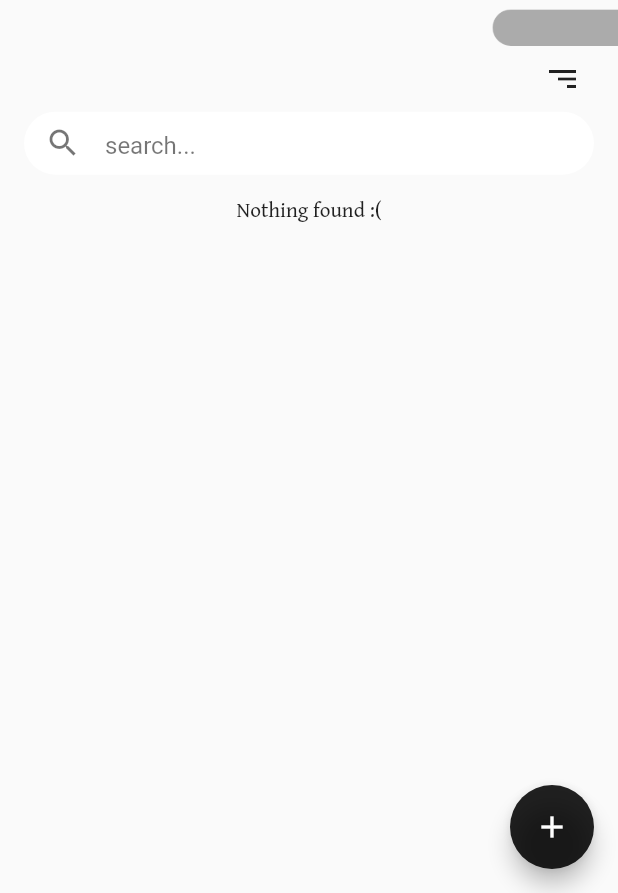
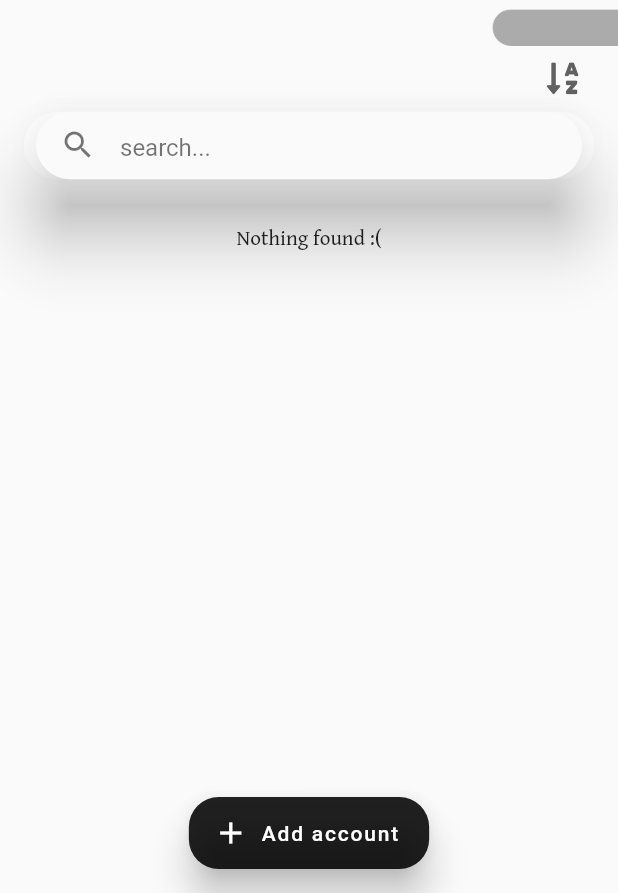
Before and after one commit to lorenzo-morelli/PassKeeper, a Flutter app: the Home screen opened directly, on a phone screen of 412 x 824 dp, the part 343-1236 px from its top. Run offline on Flutter 3.47's test engine with Material 2 defaults, Android fonts, the phone set to English and light mode, and no system bars; our stand-ins replace cloud_firestore, firebase_auth, firebase_core, flutter_colorpicker, font_awesome_flutter, google_sign_in and 1 more; missing offline and left inert: encrypt; accounts and stored records are empty.

Commit message:
new design

```diff
--- a/lib/services/database.dart
+++ b/lib/services/database.dart
@@ -83,8 +83,9 @@ class DatabaseService {
     }).toList();
 
     if (order) {
-      accounts.sort;
+      accounts.sort((a, b) => a.site.toUpperCase().compareTo(b.site.toUpperCase()));
     } else {
+      accounts.sort((a, b) => a.site.toUpperCase().compareTo(b.site.toUpperCase()));
       accounts = List.from(accounts.reversed);
     }
     return accounts;
--- a/lib/shared/constants.dart
+++ b/lib/shared/constants.dart
@@ -1,4 +1,5 @@
 import 'package:flutter/material.dart';
+import 'package:font_awesome_flutter/font_awesome_flutter.dart';
 
 class Constants {
   static const double cornRad = 30;
@@ -41,6 +42,26 @@ class Constants {
     Color(0xff9370db), // purple
   ];
 
+  static List<String> sites = [
+    'facebook',
+    'instagram',
+    'tiktok',
+    'youtube',
+    'steam',
+    'mail',
+    'spotify'
+  ];
+
+  static List<FaIcon> icons = [
+    FaIcon(FontAwesomeIcons.facebook, color: Colors.white),
+    FaIcon(FontAwesomeIcons.instagram, color: Colors.white),
+    FaIcon(FontAwesomeIcons.tiktok, color: Colors.white),
+    FaIcon(FontAwesomeIcons.youtube, color: Colors.white),
+    FaIcon(FontAwesomeIcons.steam, color: Colors.white),
+    FaIcon(FontAwesomeIcons.envelope, color: Colors.white),
+    FaIcon(FontAwesomeIcons.spotify, color: Colors.white),
+  ];
+
   static ThemeData theme = ThemeData(
     fontFamily: 'GentiumBook',
     highlightColor: Colors.white,
--- a/lib/views/authentication/login.dart
+++ b/lib/views/authentication/login.dart
@@ -178,7 +178,7 @@ class _LoginState extends State<Login> {
             ),
             label: Text(
               'Sign in with Google',
-              style: TextStyle(color: Colors.black, fontSize: 15, fontFamily: 'default'),
+              style: TextStyle(color: Colors.black, fontSize: 15, fontFamily: ''),
             ),
             icon: FaIcon(FontAwesomeIcons.google, color: Colors.red),
             onPressed: () async {
--- a/lib/views/home/home.dart
+++ b/lib/views/home/home.dart
@@ -1,8 +1,11 @@
 import 'package:cloud_firestore/cloud_firestore.dart';
 import 'package:flutter/material.dart';
+import 'package:flutter_colorpicker/flutter_colorpicker.dart';
+import 'package:font_awesome_flutter/font_awesome_flutter.dart';
 import 'package:passkeeper/models/account.dart';
 import 'package:passkeeper/services/auth.dart';
 import 'package:passkeeper/services/database.dart';
+import 'package:passkeeper/shared/colors_table.dart';
 import 'package:passkeeper/views/home/search_account.dart';
 import 'package:passkeeper/widgets/search_widget.dart';
 import 'package:provider/provider.dart';
@@ -39,13 +42,12 @@ class _HomeState extends State<Home> {
                   SizedBox(height: 15),
                   AppName(),
                   Container(
+                    alignment: Alignment.centerRight,
                     padding: EdgeInsets.only(right: 25, bottom: 10, top: 10),
-                    alignment: Alignment.centerRight,
                     child: GestureDetector(
-                      child: RotatedBox(
-                        quarterTurns: order ? 0 : 2,
-                        child: Icon(Icons.sort, textDirection: order ? TextDirection.rtl : null),
-                      ),
+                      child: order
+                          ? Icon(FontAwesomeIcons.sortAlphaDown, color: Colors.grey[700])
+                      : Icon(FontAwesomeIcons.sortAlphaDownAlt, color: Colors.grey[700]),
                       onTap: () => setState(() => (order = !order)),
                     ),
                   ),
@@ -57,14 +59,25 @@ class _HomeState extends State<Home> {
                   SearchAccount(),
                 ],
               ),
-              floatingActionButton: FloatingActionButton(
+              floatingActionButton: FloatingActionButton.extended(
+                elevation: 10,
                 onPressed: () => showDialog(
                   context: context,
                   builder: (context) => AddAccount(),
                 ),
                 tooltip: 'Add new account',
-                child: const Icon(Icons.add),
+                icon: Icon(Icons.add),
+
+                shape: RoundedRectangleBorder(
+                  borderRadius: BorderRadius.only(
+                    topLeft: Radius.circular(20),
+                    topRight: Radius.circular(20),
+                    bottomLeft: Radius.circular(20),
+                    bottomRight: Radius.circular(20),
+                  ),
+                ), label: Text('Add account', style: TextStyle(fontFamily: '')),
               ),
+              floatingActionButtonLocation: FloatingActionButtonLocation.centerFloat,
             ),
           );
   }
--- a/lib/views/home/search_account.dart
+++ b/lib/views/home/search_account.dart
@@ -16,7 +16,14 @@ class _SearchAccountState extends State<SearchAccount> {
   Widget build(BuildContext context) {
     List<Account> accounts = Provider.of<List<Account>>(context);
     return Expanded(
-      child: accounts.isNotEmpty ? AccountList(accounts: accounts) : Text('Nothing found :('),
+      child: accounts.isNotEmpty
+          ? AccountList(accounts: accounts)
+          : Column(
+              children: const [
+                SizedBox(height: 32),
+                Text('Nothing found :('),
+              ],
+            ),
     );
   }
 }
--- a/lib/views/home/settings_form.dart
+++ b/lib/views/home/settings_form.dart
@@ -52,7 +52,7 @@ class _SettingsFormState extends State<SettingsForm> {
             height: MediaQuery.of(context).size.height * 0.75,
             padding: EdgeInsets.symmetric(vertical: 40.0, horizontal: 60.0),
             decoration: BoxDecoration(
-              color: Colors.white10,
+              color: widget.account.color.replaceAll('0xff', '0x1f').toColor(),
               borderRadius: BorderRadius.only(
                 topLeft: Radius.circular(Constants.cornRad),
                 topRight: Radius.circular(Constants.cornRad),
--- a/lib/views/wrapper.dart
+++ b/lib/views/wrapper.dart
@@ -5,7 +5,6 @@ import 'package:passkeeper/views/authentication/authenticate.dart';
 import 'package:passkeeper/views/authentication/verify_email.dart';
 import 'package:provider/provider.dart';
 import 'authentication/fingerprint.dart';
-
 
 class Wrapper extends StatefulWidget {
   const Wrapper({Key? key}) : super(key: key);
--- a/lib/widgets/search_widget.dart
+++ b/lib/widgets/search_widget.dart
@@ -27,15 +27,19 @@ class _SearchWidgetState extends State<SearchWidget> {
     final style = widget.text.isEmpty ? styleHint : styleActive;
 
     return Container(
-      height: 42,
-      margin: const EdgeInsets.only(left: 16, bottom: 16, right: 16),
+      height: 45,
+      margin: const EdgeInsets.only(left: 16, bottom: 0, right: 16),
       decoration: BoxDecoration(
         borderRadius: BorderRadius.circular(Constants.cornRad),
         color: Colors.white,
       ),
       padding: const EdgeInsets.symmetric(horizontal: 8),
+      child: Material(
+        borderRadius: BorderRadius.circular(Constants.cornRad),
+        elevation: 20,
+        shadowColor: Colors.grey,
         child: Padding(
-        padding: const EdgeInsets.only(left: 6),
+          padding: const EdgeInsets.only(left: 16),
           child: TextField(
             controller: controller,
             decoration: InputDecoration(
@@ -56,6 +60,7 @@ class _SearchWidgetState extends State<SearchWidget> {
             onChanged: widget.onChanged,
           ),
         ),
+      ),
     );
   }
 }
--- a/pubspec.yaml
+++ b/pubspec.yaml
@@ -1,6 +1,6 @@
 name: passkeeper
 description: A safe place to store all your passwords.
-version: 1.3.2+6
+version: 1.4.0+7
 
 environment:
   sdk: ">=2.12.0 <3.0.0"
```
Also changed, not shown: lib/views/home/account_list.dart (+14 -6 lines), lib/views/home/account_tile.dart (+29 -8 lines). Lines whose indentation alone changed are shown as unchanged.
